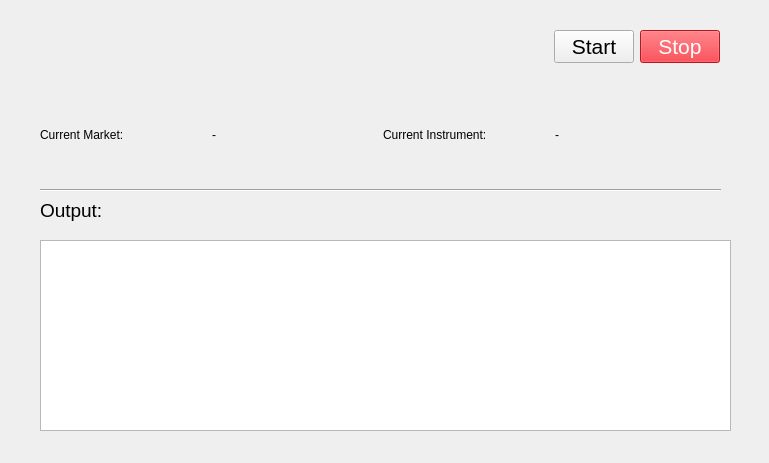
The window that pyTrade_GUI.ui (martynj2001/pieTrade) describes before a commit, drawn with Qt 5.
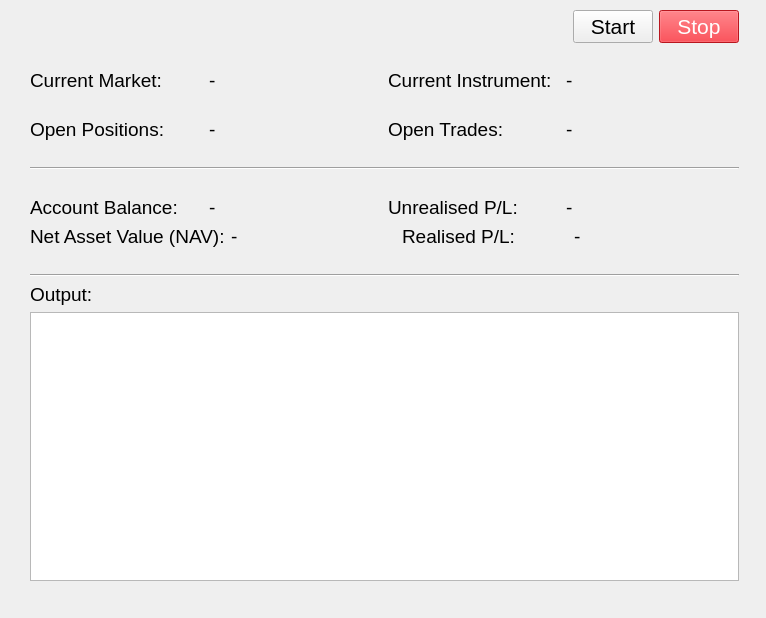
The same window after the commit. Icons and pictures are not drawn.

The edit to the form file:
```diff
--- a/pyTrade_GUI.ui
+++ b/pyTrade_GUI.ui
@@ -6,8 +6,8 @@
    <rect>
     <x>0</x>
     <y>0</y>
-    <width>769</width>
-    <height>463</height>
+    <width>766</width>
+    <height>618</height>
    </rect>
   </property>
   <property name="windowTitle">
@@ -17,56 +17,17 @@
    <iconset>
     <normaloff>images/windows/Square44x44Logo.altform-unplated_targetsize-24.png</normaloff>images/windows/Square44x44Logo.altform-unplated_targetsize-24.png</iconset>
   </property>
-  <widget class="QLabel" name="lb_Output">
-   <property name="geometry">
-    <rect>
-     <x>40</x>
-     <y>190</y>
-     <width>171</width>
-     <height>41</height>
-    </rect>
-   </property>
-   <property name="font">
-    <font>
-     <pointsize>14</pointsize>
-    </font>
-   </property>
-   <property name="text">
-    <string>Output:</string>
-   </property>
-  </widget>
-  <widget class="QPlainTextEdit" name="pte_logOutput">
-   <property name="geometry">
-    <rect>
-     <x>40</x>
-     <y>240</y>
-     <width>691</width>
-     <height>191</height>
-    </rect>
-   </property>
-  </widget>
-  <widget class="Line" name="line_2">
-   <property name="geometry">
-    <rect>
-     <x>40</x>
-     <y>180</y>
-     <width>681</width>
-     <height>21</height>
-    </rect>
-   </property>
-   <property name="orientation">
-    <enum>Qt::Orientation::Horizontal</enum>
-   </property>
-  </widget>
   <widget class="QWidget" name="">
    <property name="geometry">
     <rect>
-     <x>40</x>
-     <y>30</y>
-     <width>680</width>
-     <height>151</height>
+     <x>30</x>
+     <y>10</y>
+     <width>709</width>
+     <height>571</height>
     </rect>
    </property>
+   <layout class="QVBoxLayout" name="verticalLayout_3">
+    <item>
    <layout class="QVBoxLayout" name="verticalLayout">
     <item>
      <layout class="QHBoxLayout" name="horizontalLayout_2">
@@ -154,6 +115,11 @@
      <layout class="QHBoxLayout" name="horizontalLayout_4">
       <item>
        <widget class="QLabel" name="lb_Title_1">
+          <property name="font">
+           <font>
+            <pointsize>14</pointsize>
+           </font>
+          </property>
         <property name="text">
          <string>Current Market:</string>
         </property>
@@ -161,6 +127,11 @@
       </item>
       <item>
        <widget class="QLabel" name="lb_market">
+          <property name="font">
+           <font>
+            <pointsize>14</pointsize>
+           </font>
+          </property>
         <property name="text">
          <string>-</string>
         </property>
@@ -168,6 +139,11 @@
       </item>
       <item>
        <widget class="QLabel" name="lb_title_2">
+          <property name="font">
+           <font>
+            <pointsize>14</pointsize>
+           </font>
+          </property>
         <property name="text">
          <string>Current Instrument: </string>
         </property>
@@ -175,10 +151,312 @@
       </item>
       <item>
        <widget class="QLabel" name="lb_instr">
+          <property name="font">
+           <font>
+            <pointsize>14</pointsize>
+           </font>
+          </property>
         <property name="text">
          <string>-</string>
         </property>
        </widget>
+        </item>
+       </layout>
+      </item>
+     </layout>
+    </item>
+    <item>
+     <spacer name="horizontalSpacer_3">
+      <property name="orientation">
+       <enum>Qt::Orientation::Horizontal</enum>
+      </property>
+      <property name="sizeHint" stdset="0">
+       <size>
+        <width>40</width>
+        <height>20</height>
+       </size>
+      </property>
+     </spacer>
+    </item>
+    <item>
+     <layout class="QVBoxLayout" name="verticalLayout_2">
+      <item>
+       <layout class="QHBoxLayout" name="horizontalLayout_8">
+        <item>
+         <widget class="QLabel" name="lb_AB_3">
+          <property name="font">
+           <font>
+            <pointsize>14</pointsize>
+           </font>
+          </property>
+          <property name="text">
+           <string>Open Positions:</string>
+          </property>
+         </widget>
+        </item>
+        <item>
+         <widget class="QLabel" name="lb_ac_openpos">
+          <property name="font">
+           <font>
+            <pointsize>14</pointsize>
+           </font>
+          </property>
+          <property name="midLineWidth">
+           <number>0</number>
+          </property>
+          <property name="text">
+           <string>-</string>
+          </property>
+          <property name="textFormat">
+           <enum>Qt::TextFormat::PlainText</enum>
+          </property>
+          <property name="margin">
+           <number>2</number>
+          </property>
+         </widget>
+        </item>
+        <item>
+         <widget class="QLabel" name="lb_AB_4">
+          <property name="font">
+           <font>
+            <pointsize>14</pointsize>
+           </font>
+          </property>
+          <property name="text">
+           <string>Open Trades:</string>
+          </property>
+         </widget>
+        </item>
+        <item>
+         <widget class="QLabel" name="lb_ac_opentrades">
+          <property name="font">
+           <font>
+            <pointsize>14</pointsize>
+           </font>
+          </property>
+          <property name="midLineWidth">
+           <number>0</number>
+          </property>
+          <property name="text">
+           <string>-</string>
+          </property>
+          <property name="textFormat">
+           <enum>Qt::TextFormat::PlainText</enum>
+          </property>
+          <property name="margin">
+           <number>2</number>
+          </property>
+         </widget>
+        </item>
+       </layout>
+      </item>
+      <item>
+       <spacer name="horizontalSpacer_4">
+        <property name="orientation">
+         <enum>Qt::Orientation::Horizontal</enum>
+        </property>
+        <property name="sizeHint" stdset="0">
+         <size>
+          <width>40</width>
+          <height>20</height>
+         </size>
+        </property>
+       </spacer>
+      </item>
+      <item>
+       <widget class="Line" name="line">
+        <property name="orientation">
+         <enum>Qt::Orientation::Horizontal</enum>
+        </property>
+       </widget>
+      </item>
+      <item>
+       <spacer name="horizontalSpacer_6">
+        <property name="orientation">
+         <enum>Qt::Orientation::Horizontal</enum>
+        </property>
+        <property name="sizeHint" stdset="0">
+         <size>
+          <width>40</width>
+          <height>20</height>
+         </size>
+        </property>
+       </spacer>
+      </item>
+      <item>
+       <layout class="QHBoxLayout" name="horizontalLayout_3">
+        <item>
+         <widget class="QLabel" name="lb_AB">
+          <property name="font">
+           <font>
+            <pointsize>14</pointsize>
+           </font>
+          </property>
+          <property name="text">
+           <string>Account Balance: </string>
+          </property>
+         </widget>
+        </item>
+        <item>
+         <widget class="QLabel" name="lb_ac_balance">
+          <property name="font">
+           <font>
+            <pointsize>14</pointsize>
+           </font>
+          </property>
+          <property name="midLineWidth">
+           <number>0</number>
+          </property>
+          <property name="text">
+           <string>-</string>
+          </property>
+          <property name="textFormat">
+           <enum>Qt::TextFormat::PlainText</enum>
+          </property>
+          <property name="margin">
+           <number>2</number>
+          </property>
+         </widget>
+        </item>
+        <item>
+         <widget class="QLabel" name="lb_AB_5">
+          <property name="font">
+           <font>
+            <pointsize>14</pointsize>
+           </font>
+          </property>
+          <property name="text">
+           <string>Unrealised P/L:</string>
+          </property>
+         </widget>
+        </item>
+        <item>
+         <widget class="QLabel" name="lb_ac_unrealPL">
+          <property name="font">
+           <font>
+            <pointsize>14</pointsize>
+           </font>
+          </property>
+          <property name="midLineWidth">
+           <number>0</number>
+          </property>
+          <property name="text">
+           <string>-</string>
+          </property>
+          <property name="textFormat">
+           <enum>Qt::TextFormat::PlainText</enum>
+          </property>
+          <property name="margin">
+           <number>2</number>
+          </property>
+         </widget>
+        </item>
+       </layout>
+      </item>
+      <item>
+       <layout class="QHBoxLayout" name="horizontalLayout_5">
+        <item>
+         <widget class="QLabel" name="lb_AB_2">
+          <property name="font">
+           <font>
+            <pointsize>14</pointsize>
+           </font>
+          </property>
+          <property name="text">
+           <string>Net Asset Value (NAV):</string>
+          </property>
+         </widget>
+        </item>
+        <item>
+         <widget class="QLabel" name="lb_ac_NAV">
+          <property name="font">
+           <font>
+            <pointsize>14</pointsize>
+           </font>
+          </property>
+          <property name="midLineWidth">
+           <number>0</number>
+          </property>
+          <property name="text">
+           <string>-</string>
+          </property>
+          <property name="textFormat">
+           <enum>Qt::TextFormat::PlainText</enum>
+          </property>
+          <property name="margin">
+           <number>2</number>
+          </property>
+         </widget>
+        </item>
+        <item>
+         <widget class="QLabel" name="lb_AB_6">
+          <property name="font">
+           <font>
+            <pointsize>14</pointsize>
+           </font>
+          </property>
+          <property name="text">
+           <string>Realised P/L:</string>
+          </property>
+         </widget>
+        </item>
+        <item>
+         <widget class="QLabel" name="lb_ac_realPL">
+          <property name="font">
+           <font>
+            <pointsize>14</pointsize>
+           </font>
+          </property>
+          <property name="midLineWidth">
+           <number>0</number>
+          </property>
+          <property name="text">
+           <string>-</string>
+          </property>
+          <property name="textFormat">
+           <enum>Qt::TextFormat::PlainText</enum>
+          </property>
+          <property name="margin">
+           <number>2</number>
+          </property>
+         </widget>
+        </item>
+       </layout>
+      </item>
+      <item>
+       <spacer name="horizontalSpacer_5">
+        <property name="orientation">
+         <enum>Qt::Orientation::Horizontal</enum>
+        </property>
+        <property name="sizeHint" stdset="0">
+         <size>
+          <width>40</width>
+          <height>20</height>
+         </size>
+        </property>
+       </spacer>
+      </item>
+      <item>
+       <widget class="Line" name="line_2">
+        <property name="orientation">
+         <enum>Qt::Orientation::Horizontal</enum>
+        </property>
+       </widget>
+      </item>
+      <item>
+       <widget class="QLabel" name="lb_Output">
+        <property name="font">
+         <font>
+          <pointsize>14</pointsize>
+         </font>
+        </property>
+        <property name="text">
+         <string>Output:</string>
+        </property>
+       </widget>
+      </item>
+      <item>
+       <widget class="QPlainTextEdit" name="pte_logOutput"/>
       </item>
      </layout>
     </item>
```
Left out of the diff: 2 changed lines with no effect on the pictures. Lines whose indentation alone changed are shown as unchanged.
